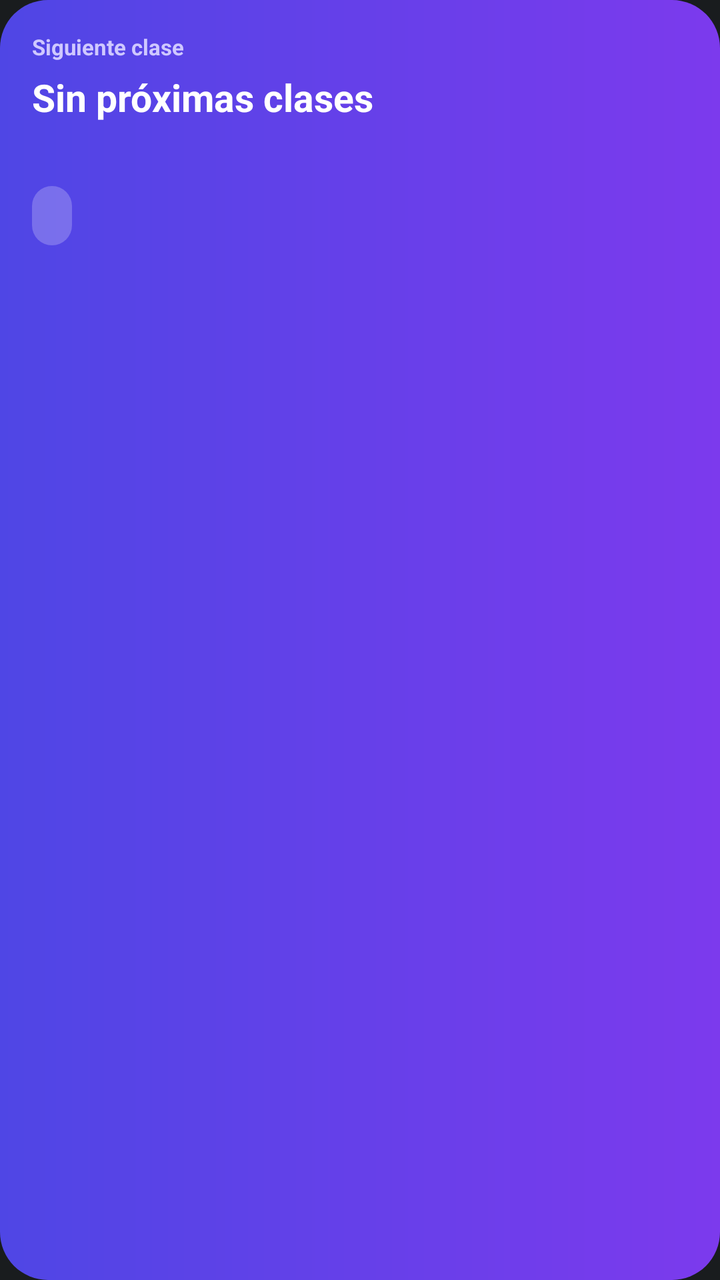
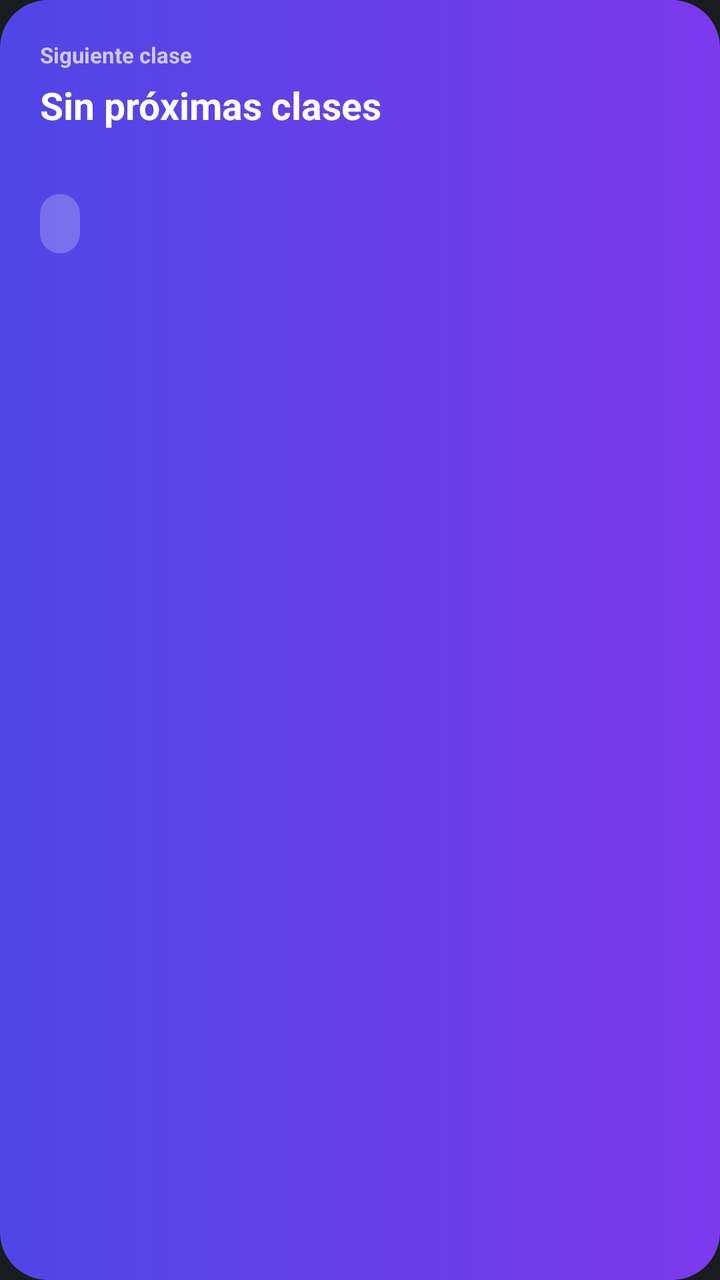

Two renders of the same Android screen: before a commit and after it. Below are the layout's source before the change and the commit's diff.
<!-- AndroidManifest.xml: application theme Theme.MyApplication -->
<!-- res/layout/widget_schedule.xml -->
<?xml version="1.0" encoding="utf-8"?>
<LinearLayout xmlns:android="http://schemas.android.com/apk/res/android"
    android:id="@+id/widget_root"
    android:layout_width="match_parent"
    android:layout_height="match_parent"
    android:background="@drawable/widget_schedule_background"
    android:orientation="vertical"
    android:padding="16dp">

    <TextView
        android:layout_width="match_parent"
        android:layout_height="wrap_content"
        android:text="@string/siguiente_clase"
        android:textColor="#CFC8FF"
        android:textSize="11sp"
        android:textStyle="bold" />

    <TextView
        android:id="@+id/widget_class_name"
        android:layout_width="match_parent"
        android:layout_height="wrap_content"
        android:layout_marginTop="5dp"
        android:ellipsize="end"
        android:maxLines="2"
        android:text="@string/sin_pr_ximas_clases"
        android:textColor="#FFFFFF"
        android:textSize="19sp"
        android:textStyle="bold" />

    <TextView
        android:id="@+id/widget_class_details"
        android:layout_width="match_parent"
        android:layout_height="wrap_content"
        android:layout_marginTop="4dp"
        android:ellipsize="end"
        android:maxLines="1"
        android:textColor="#E8E4FF"
        android:textSize="13sp" />

    <TextView
        android:id="@+id/widget_countdown"
        android:layout_width="wrap_content"
        android:layout_height="wrap_content"
        android:layout_marginTop="10dp"
        android:background="@drawable/widget_countdown_background"
        android:paddingHorizontal="10dp"
        android:paddingVertical="6dp"
        android:textColor="#FFFFFF"
        android:textSize="13sp"
        android:textStyle="bold" />

    <TextView
        android:id="@+id/widget_pending"
        android:layout_width="match_parent"
        android:layout_height="wrap_content"
        android:layout_marginTop="10dp"
        android:textColor="#DAD5FF"
        android:textSize="12sp" />
</LinearLayout>
<!-- resources referenced by this layout -->
<resources>
  <!-- drawable widget_countdown_background (drawable) -->
  <?xml version="1.0" encoding="utf-8"?>
  <shape xmlns:android="http://schemas.android.com/apk/res/android" android:shape="rectangle">
      <solid android:color="#3AFFFFFF" />
      <corners android:radius="12dp" />
  </shape>
  <!-- drawable widget_schedule_background (drawable) -->
  <?xml version="1.0" encoding="utf-8"?>
  <shape xmlns:android="http://schemas.android.com/apk/res/android" android:shape="rectangle">
      <gradient android:angle="0" android:startColor="#4F46E5" android:endColor="#7C3AED" />
      <corners android:radius="24dp" />
      <padding android:left="2dp" android:top="2dp" android:right="2dp" android:bottom="2dp" />
  </shape>
  <string name="siguiente_clase">Siguiente clase</string>
  <string name="sin_pr_ximas_clases">Sin próximas clases</string>
  <style name="Theme.MyApplication" parent="android:Theme.DeviceDefault.NoActionBar" />
</resources>

<!-- the commit's change to res/layout/widget_schedule.xml (unified diff, before → after) -->
@@ -5,7 +5,7 @@
     android:layout_height="match_parent"
     android:background="@drawable/widget_schedule_background"
     android:orientation="vertical"
-    android:padding="16dp">
+    android:padding="20dp">
 
     <TextView
         android:layout_width="match_parent"
